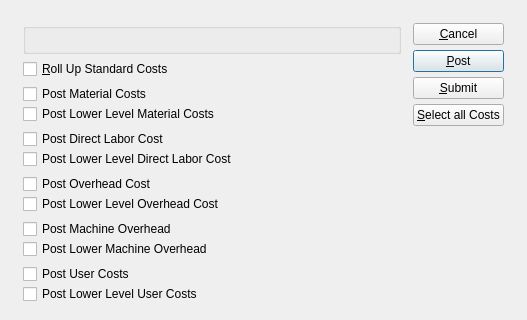
This is guiclient/postCostsByClassCode.ui in Pegasus-RPG/xtuple-client as Qt 5 draws it before an edit; both pictures show x 0 to 527 and y 0 to 320 of the 527 by 471 pixel window. The edited form follows.
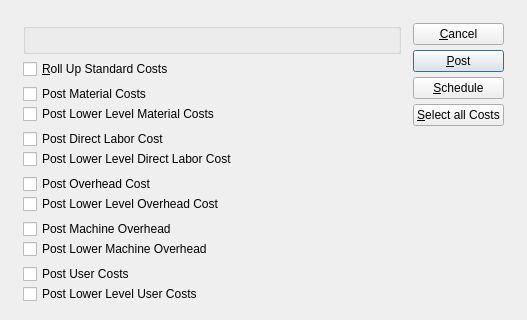
This is the edited form. Custom widgets are drawn as their Qt base class.

Patch:
```diff
--- a/guiclient/postCostsByClassCode.ui
+++ b/guiclient/postCostsByClassCode.ui
@@ -466,7 +466,7 @@
          <item>
           <widget class="QPushButton" name="_submit" >
            <property name="text" >
-            <string>&amp;Submit</string>
+            <string>&amp;Schedule</string>
            </property>
           </widget>
          </item>
```
